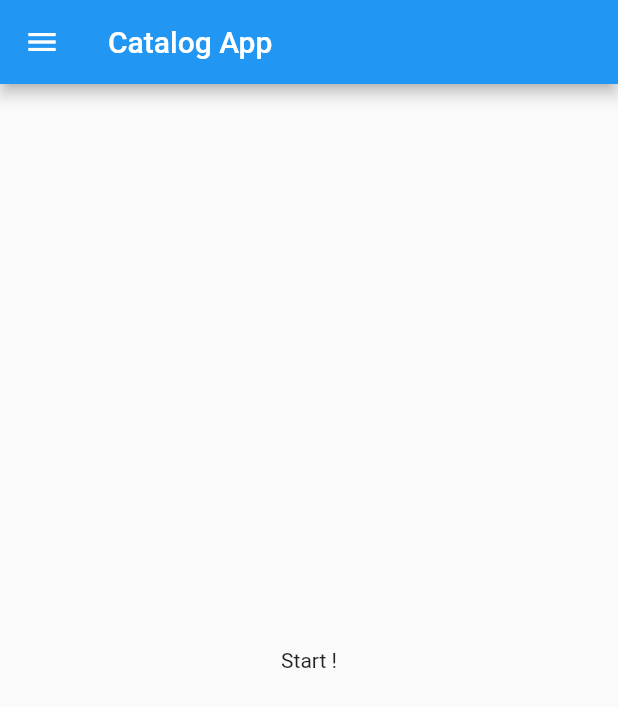
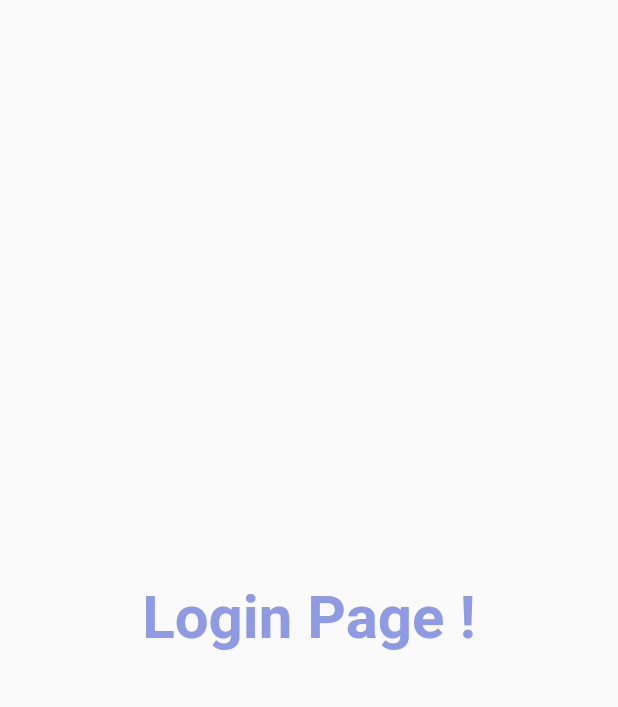
Before and after one commit to bharathram444/flutter_pratice, a Flutter app: the screen it shows after launch, on a phone screen of 412 x 824 dp. Shown: the top 707 px of the screen. Run offline on Flutter 3.47's test engine with Material 2 defaults, Android fonts, the phone set to English and light mode, and no system bars.

Commit message:
login started

```diff
--- /dev/null
+++ b/lib/Pages/home_page.dart
@@ -0,0 +1,16 @@
+import 'package:flutter/material.dart';
+
+class HomePage extends StatelessWidget {
+  const HomePage({super.key});
+
+  @override
+  Widget build(BuildContext context) {
+    return Scaffold(
+      appBar: AppBar(title: const Text('Catalog App')),
+      drawer: const Drawer(),
+      body: const Center(
+        child: Text("Start !"),
+      ),
+    );
+  }
+}
--- /dev/null
+++ b/lib/Pages/login_page.dart
@@ -0,0 +1,20 @@
+import 'package:flutter/material.dart';
+
+class LoginPage extends StatelessWidget {
+  const LoginPage({super.key});
+
+  @override
+  Widget build(BuildContext context) {
+    return const Scaffold(
+      body: Center(
+          child: Text(
+        'Login Page !',
+        style: TextStyle(
+            fontSize: 40,
+            color: Color.fromARGB(255, 142, 155, 228),
+            fontWeight: FontWeight.w600,
+            fontFamily: 'Roboto'),
+      )),
+    );
+  }
+}
--- a/lib/home.dart
+++ /dev/null
@@ -1,18 +0,0 @@
-import 'package:flutter/material.dart';
-
-class MyHomepage extends StatelessWidget {
-  const MyHomepage({super.key});
-
-  @override
-  Widget build(BuildContext context) {
-    return MaterialApp(
-      home: Scaffold(
-        appBar: AppBar(title: const Text('Catalog App')),
-        drawer: const Drawer(),
-        body: const Center(
-          child: Text("Start !"),
-        ),
-      ),
-    );
-  }
-}
--- a/lib/main.dart
+++ b/lib/main.dart
@@ -1,4 +1,5 @@
-import 'package:catalog_app/home.dart';
+import 'package:catalog_app/Pages/home_page.dart';
+import 'package:catalog_app/Pages/login_page.dart';
 import 'package:flutter/material.dart';
 
 void main() {
@@ -10,6 +11,16 @@ class MyApp extends StatelessWidget {
 
   @override
   Widget build(BuildContext context) {
-    return const MyHomepage();
+    return MaterialApp(
+      debugShowCheckedModeBanner: false,
+      themeMode: ThemeMode.light,
+      theme: ThemeData(primarySwatch: Colors.teal),
+      darkTheme: ThemeData(brightness: Brightness.dark),
+      routes: {
+        "/": (context) => const LoginPage(),
+        "/Home": (context) => const HomePage(),
+        "/Login": (context) => const LoginPage(),
+      },
+    );
   }
 }
```
